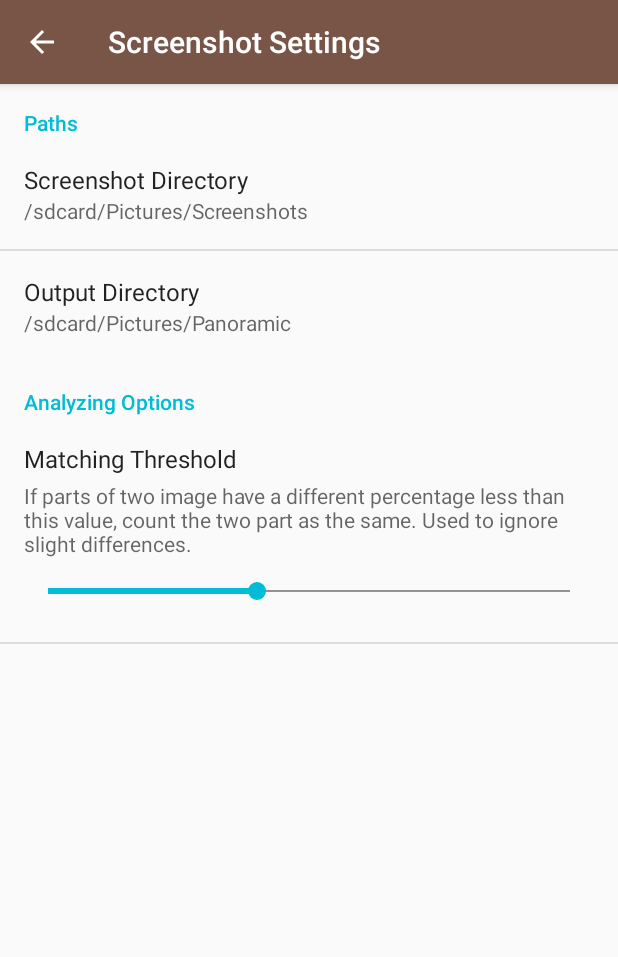
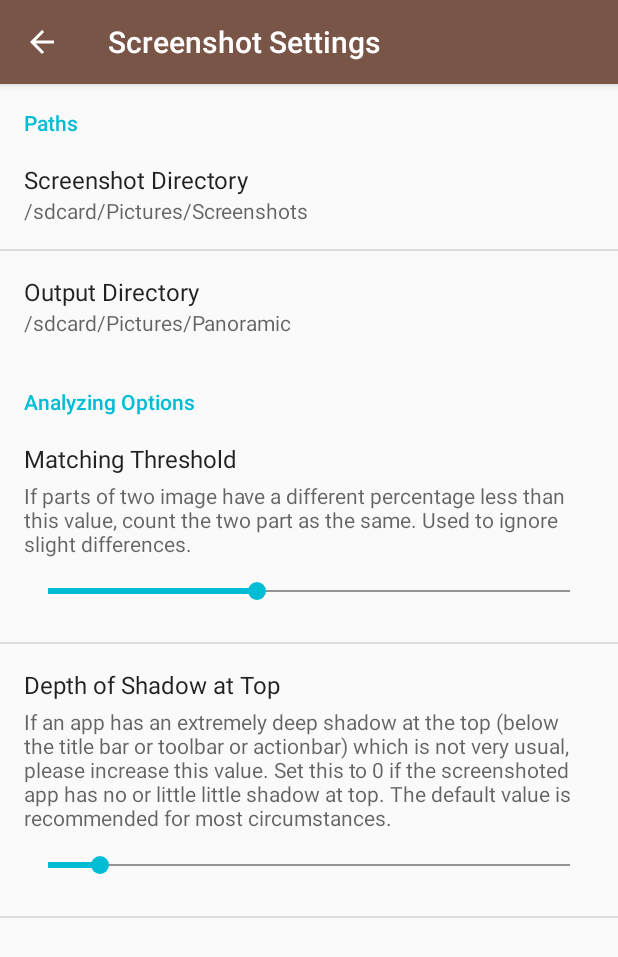
Before and after one commit to PaperAirplane-Dev-Team/Panoramic-Screenshot, an Android app: the fragment SettingsFragment placed in its activity, on a phone screen of 412 x 824 dp. Shown: the top 957 px of the screen. Run offline under Robolectric (Android 15) with nearby library versions, the phone set to English and light mode, and no system bars; libraries missing offline, so code that uses them is left out: com.nononsenseapps.filepicker; 1 statement that could not run was skipped.

Commit message:
ScreenshotComposer: Customizable shadow depth

```diff
--- a/app/src/main/java/info/papdt/pano/support/Settings.java
+++ b/app/src/main/java/info/papdt/pano/support/Settings.java
@@ -15,6 +15,7 @@ public class Settings
 	public static final String SCREENSHOT_DIRECTORY = "screenshot_directory";
 	public static final String OUTPUT_DIRECTORY = "output_directory";
 	public static final String MATCHING_THRESHOLD = "matching_threshold";
+	public static final String TOP_SHADOW_DEPTH = "top_shadow_depth";
 
 	private static Settings sInstance;
 
@@ -24,6 +25,8 @@ public class Settings
 		DEFAULTS.put(SCREENSHOT_DIRECTORY, "/sdcard/Pictures/Screenshots");
 		DEFAULTS.put(OUTPUT_DIRECTORY, "/sdcard/Pictures/Panoramic");
 		DEFAULTS.put(MATCHING_THRESHOLD, 8);
+		DEFAULTS.put(TOP_SHADOW_DEPTH, 10);
+
 	}
 
 	public static final Settings getInstance(Context context) {
--- a/app/src/main/java/info/papdt/pano/ui/activities/ScreenshotActivity.java
+++ b/app/src/main/java/info/papdt/pano/ui/activities/ScreenshotActivity.java
@@ -106,6 +106,7 @@ public class ScreenshotActivity extends ToolbarActivity
 			composer.setOutputDir((String) settings.get(Settings.OUTPUT_DIRECTORY));
 			composer.setThreshold(((int) settings.get(Settings.MATCHING_THRESHOLD)) / 100.0f);
 			composer.setStatusBarHeight(statusHeight);
+			composer.setShadowHeight(dp2pxY(ScreenshotActivity.this, (int) settings.get(Settings.TOP_SHADOW_DEPTH)));
 			return composer.compose(params[0].toArray(new String[params[0].size()]), new ScreenshotComposer.ProgressListener() {
 				@Override
 				public void onAnalyzingImage(int i, int j, int total) {
--- a/app/src/main/java/info/papdt/pano/ui/fragments/SettingsFragment.java
+++ b/app/src/main/java/info/papdt/pano/ui/fragments/SettingsFragment.java
@@ -21,6 +21,7 @@ public class SettingsFragment extends BasePreferenceFragment
 	protected Preference mShotDir;
 	protected Preference mOptDir;
 	protected DiscreteSeekBarPreference mMatchingThreshold;
+	protected DiscreteSeekBarPreference mTopShadow;
 
 	@Override
 	protected int getPreferenceResource() {
@@ -34,10 +35,11 @@ public class SettingsFragment extends BasePreferenceFragment
 		mShotDir = $(this, Settings.SCREENSHOT_DIRECTORY);
 		mOptDir = $(this, Settings.OUTPUT_DIRECTORY);
 		mMatchingThreshold = $(this, Settings.MATCHING_THRESHOLD);
+		mTopShadow = $(this, Settings.TOP_SHADOW_DEPTH);
 
 		reload();
 
-		register(mShotDir, mOptDir, mMatchingThreshold);
+		register(mShotDir, mOptDir, mMatchingThreshold, mTopShadow);
 	}
 
 	@Override
@@ -58,6 +60,11 @@ public class SettingsFragment extends BasePreferenceFragment
 		if (preference == mMatchingThreshold) {
 			mSettings.putInt(
 				Settings.MATCHING_THRESHOLD,
+				(int) newValue);
+			return true;
+		} else if (preference == mTopShadow) {
+			mSettings.putInt(
+				Settings.TOP_SHADOW_DEPTH,
 				(int) newValue);
 			return true;
 		} else {
@@ -82,6 +89,7 @@ public class SettingsFragment extends BasePreferenceFragment
 		mShotDir.setSummary(mSettings.getString(Settings.SCREENSHOT_DIRECTORY));
 		mOptDir.setSummary(mSettings.getString(Settings.OUTPUT_DIRECTORY));
 		mMatchingThreshold.setValue(mSettings.getInt(Settings.MATCHING_THRESHOLD));
+		mTopShadow.setValue(mSettings.getInt(Settings.TOP_SHADOW_DEPTH));
 	}
 
 	private void startChooser(int code) {
--- a/app/src/main/java/info/papdt/pano/ui/fragments/TempSettingsFragment.java
+++ b/app/src/main/java/info/papdt/pano/ui/fragments/TempSettingsFragment.java
@@ -34,6 +34,7 @@ public class TempSettingsFragment extends SettingsFragment
 		map.put(Settings.SCREENSHOT_DIRECTORY, mShotDir.getSummary());
 		map.put(Settings.OUTPUT_DIRECTORY, mOptDir.getSummary());
 		map.put(Settings.MATCHING_THRESHOLD, mMatchingThreshold.getValue());
+		map.put(Settings.TOP_SHADOW_DEPTH, mTopShadow.getValue());
 
 		return map;
 	}
--- a/app/src/main/res/values/strings.xml
+++ b/app/src/main/res/values/strings.xml
@@ -24,6 +24,8 @@
 	<string name="analyzing_options">Analyzing Options</string>
 	<string name="matching_threshold">Matching Threshold</string>
 	<string name="matching_threshold_sum">If parts of two image have a different percentage less than this value, count the two part as the same. Used to ignore slight differences.</string>
+	<string name="top_shadow_depth">Depth of Shadow at Top</string>
+	<string name="top_shadow_depth_sum">If an app has an extremely deep shadow at the top (below the title bar or toolbar or actionbar) which is not very usual, please increase this value. Set this to 0 if the screenshoted app has no or little little shadow at top. The default value is recommended for most circumstances.</string>
 
 	<!-- Messages -->
 	<string name="plz_wait">Please wait...</string>
--- a/app/src/main/res/xml/settings.xml
+++ b/app/src/main/res/xml/settings.xml
@@ -27,6 +27,14 @@
 			app:dsbp_min="0"
 			app:dsbp_format="%d%%"/>
 
+		<info.papdt.pano.ui.preference.DiscreteSeekBarPreference
+			android:key="top_shadow_depth"
+			android:title="@string/top_shadow_depth"
+			android:summary="@string/top_shadow_depth_sum"
+			app:dsbp_max="100"
+			app:dsbp_min="0"
+			app:dsbp_format="%d"/>
+
 	</PreferenceCategory>
 
 </PreferenceScreen>
```
Also changed, not shown: app/src/main/java/info/papdt/pano/processor/ScreenshotComposer.java (+13 -4 lines), app/src/main/java/info/papdt/pano/support/Utility.java (+7 -0 lines).
